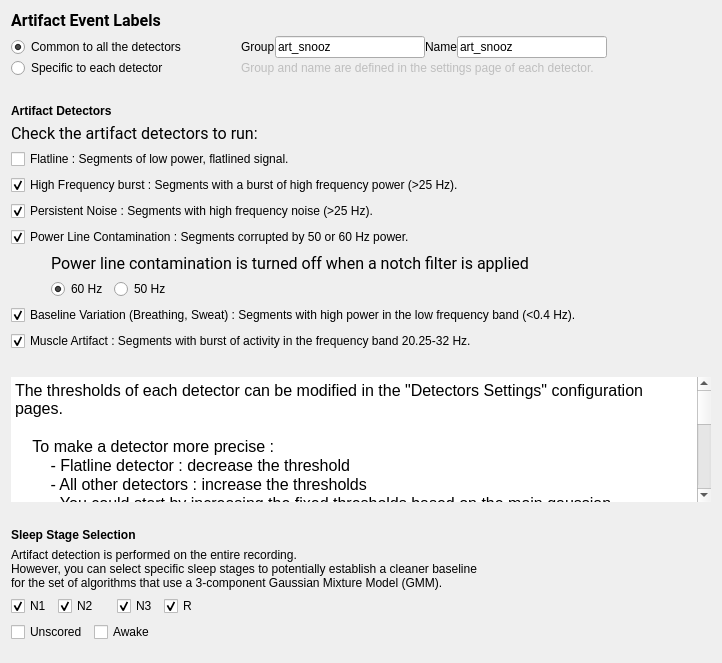
Qt form tools/CEAMSTools/DetectArtifacts/DetectorsStep/Ui_DetectorsStep.ui (SnoozToolbox/snooz-package-ceams) before a commit.
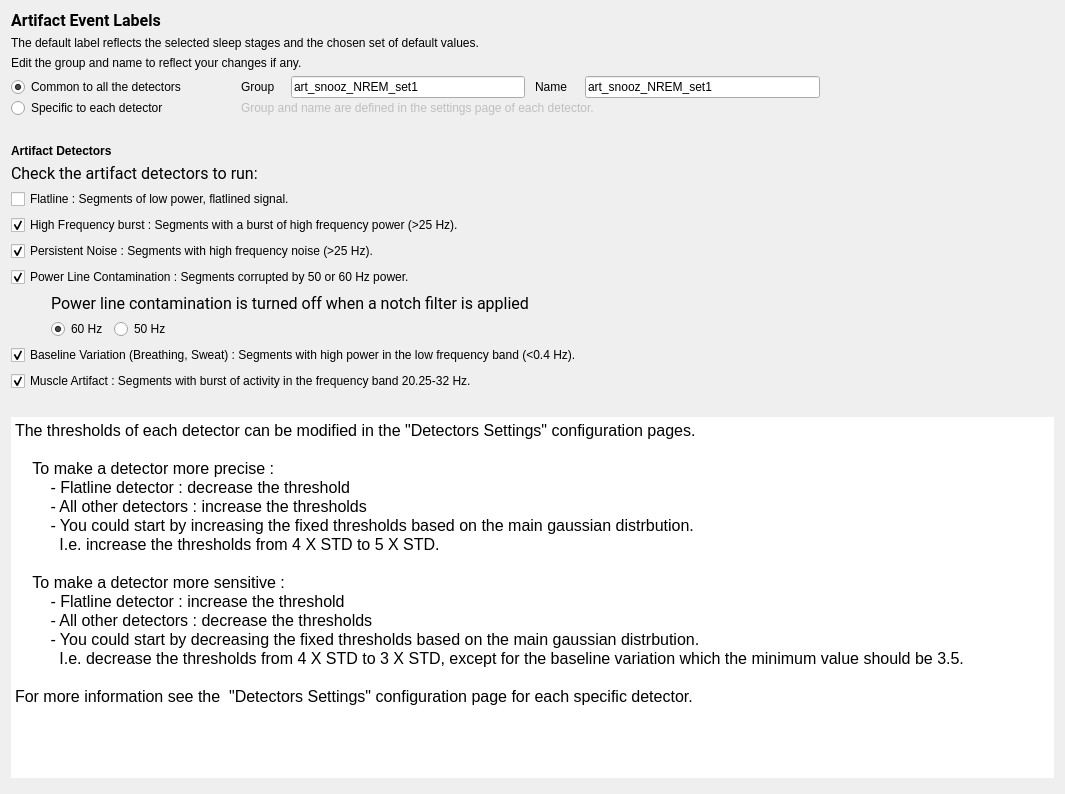
The same form after that commit.

Commit message: Artifact detection offers two sets of default threshold values and excludes previously marked bad channels or bad epochs.

```diff
--- a/tools/CEAMSTools/DetectArtifacts/DetectorsStep/Ui_DetectorsStep.ui
+++ b/tools/CEAMSTools/DetectArtifacts/DetectorsStep/Ui_DetectorsStep.ui
@@ -6,8 +6,8 @@
    <rect>
     <x>0</x>
     <y>0</y>
-    <width>722</width>
-    <height>663</height>
+    <width>1065</width>
+    <height>794</height>
    </rect>
   </property>
   <property name="windowTitle">
@@ -23,7 +23,6 @@
       <font>
        <family>Roboto</family>
        <pointsize>12</pointsize>
-       <weight>50</weight>
        <italic>false</italic>
        <bold>false</bold>
       </font>
@@ -33,6 +32,20 @@
      </property>
     </widget>
    </item>
+   <item>
+    <widget class="QLabel" name="label_7">
+     <property name="text">
+      <string>The default label reflects the selected sleep stages and the chosen set of default values.</string>
+     </property>
+    </widget>
+   </item>
+   <item>
+    <widget class="QLabel" name="label_8">
+     <property name="text">
+      <string>Edit the group and name to reflect your changes if any.</string>
+     </property>
+    </widget>
+   </item>
    <item>
     <layout class="QVBoxLayout" name="verticalLayout_3">
      <property name="spacing">
@@ -67,6 +80,12 @@
        </item>
        <item>
         <widget class="QLabel" name="label_4">
+         <property name="minimumSize">
+          <size>
+           <width>50</width>
+           <height>0</height>
+          </size>
+         </property>
          <property name="text">
           <string>Group</string>
          </property>
@@ -82,7 +101,7 @@
          </property>
          <property name="maximumSize">
           <size>
-           <width>150</width>
+           <width>250</width>
            <height>16777215</height>
           </size>
          </property>
@@ -90,15 +109,37 @@
           <string>Write the common artifact event name to use for all the detectors.</string>
          </property>
          <property name="text">
-          <string>art_snooz</string>
+          <string>art_snooz_NREM_set1</string>
          </property>
          <property name="alignment">
           <set>Qt::AlignLeading|Qt::AlignLeft|Qt::AlignVCenter</set>
          </property>
         </widget>
        </item>
+       <item>
+        <spacer name="horizontalSpacer">
+         <property name="orientation">
+          <enum>Qt::Orientation::Horizontal</enum>
+         </property>
+         <property name="sizeType">
+          <enum>QSizePolicy::Policy::Fixed</enum>
+         </property>
+         <property name="sizeHint" stdset="0">
+          <size>
+           <width>10</width>
+           <height>20</height>
+          </size>
+         </property>
+        </spacer>
+       </item>
        <item>
         <widget class="QLabel" name="label_5">
+         <property name="minimumSize">
+          <size>
+           <width>50</width>
+           <height>0</height>
+          </size>
+         </property>
          <property name="text">
           <string>Name</string>
          </property>
@@ -114,12 +155,12 @@
          </property>
          <property name="maximumSize">
           <size>
-           <width>150</width>
+           <width>250</width>
            <height>16777215</height>
           </size>
          </property>
          <property name="text">
-          <string>art_snooz</string>
+          <string>art_snooz_NREM_set1</string>
          </property>
         </widget>
        </item>
@@ -201,7 +242,7 @@
       <enum>Qt::Vertical</enum>
      </property>
      <property name="sizeType">
-      <enum>QSizePolicy::Fixed</enum>
+      <enum>QSizePolicy::Policy::Minimum</enum>
      </property>
      <property name="sizeHint" stdset="0">
       <size>
@@ -226,7 +267,6 @@
         <font>
          <family>Roboto</family>
          <pointsize>12</pointsize>
-         <weight>50</weight>
          <italic>false</italic>
          <bold>false</bold>
         </font>
@@ -302,7 +342,6 @@
             <font>
              <family>Roboto</family>
              <pointsize>12</pointsize>
-             <weight>50</weight>
              <italic>false</italic>
              <bold>false</bold>
             </font>
@@ -412,7 +451,7 @@
       <enum>Qt::Vertical</enum>
      </property>
      <property name="sizeType">
-      <enum>QSizePolicy::Fixed</enum>
+      <enum>QSizePolicy::Policy::Minimum</enum>
      </property>
      <property name="sizeHint" stdset="0">
       <size>
@@ -427,7 +466,7 @@
      <property name="sizePolicy">
       <sizepolicy hsizetype="Expanding" vsizetype="Expanding">
        <horstretch>0</horstretch>
-       <verstretch>10</verstretch>
+       <verstretch>0</verstretch>
       </sizepolicy>
      </property>
      <property name="minimumSize">
@@ -439,7 +478,7 @@
      <property name="maximumSize">
       <size>
        <width>16777215</width>
-       <height>268</height>
+       <height>16777215</height>
       </size>
      </property>
      <property name="frameShape">
@@ -456,8 +495,11 @@
      </property>
      <property name="html">
       <string>&lt;!DOCTYPE HTML PUBLIC &quot;-//W3C//DTD HTML 4.0//EN&quot; &quot;http://www.w3.org/TR/REC-html40/strict.dtd&quot;&gt;
-&lt;html&gt;&lt;head&gt;&lt;meta name=&quot;qrichtext&quot; content=&quot;1&quot; /&gt;&lt;style type=&quot;text/css&quot;&gt;
+&lt;html&gt;&lt;head&gt;&lt;meta name=&quot;qrichtext&quot; content=&quot;1&quot; /&gt;&lt;meta charset=&quot;utf-8&quot; /&gt;&lt;style type=&quot;text/css&quot;&gt;
 p, li { white-space: pre-wrap; }
+hr { height: 1px; border-width: 0; }
+li.unchecked::marker { content: &quot;\2610&quot;; }
+li.checked::marker { content: &quot;\2612&quot;; }
 &lt;/style&gt;&lt;/head&gt;&lt;body style=&quot; font-family:'Roboto'; font-size:12pt; font-weight:400; font-style:normal;&quot;&gt;
 &lt;p style=&quot; margin-top:0px; margin-bottom:0px; margin-left:0px; margin-right:0px; -qt-block-indent:0; text-indent:0px;&quot;&gt;The thresholds of each detector can be modified in the &amp;quot;Detectors Settings&amp;quot; configuration pages.&lt;/p&gt;
 &lt;p style=&quot;-qt-paragraph-type:empty; margin-top:0px; margin-bottom:0px; margin-left:0px; margin-right:0px; -qt-block-indent:0; text-indent:0px;&quot;&gt;&lt;br /&gt;&lt;/p&gt;
@@ -483,123 +525,12 @@
       <enum>Qt::Vertical</enum>
      </property>
      <property name="sizeType">
-      <enum>QSizePolicy::Fixed</enum>
+      <enum>QSizePolicy::Policy::Preferred</enum>
      </property>
      <property name="sizeHint" stdset="0">
       <size>
        <width>20</width>
-       <height>20</height>
-      </size>
-     </property>
-    </spacer>
-   </item>
-   <item>
-    <layout class="QVBoxLayout" name="verticalLayout_4">
-     <item>
-      <widget class="QLabel" name="label_7">
-       <property name="text">
-        <string>&lt;html&gt;&lt;head/&gt;&lt;body&gt;&lt;p&gt;&lt;span style=&quot; font-weight:600;&quot;&gt;Sleep Stage Selection&lt;/span&gt;&lt;/p&gt;&lt;/body&gt;&lt;/html&gt;</string>
-       </property>
-      </widget>
-     </item>
-     <item>
-      <widget class="QLabel" name="label_8">
-       <property name="text">
-        <string>Artifact detection is performed on the entire recording.
-However, you can select specific sleep stages to potentially establish a cleaner baseline
-for the set of algorithms that use a 3-component Gaussian Mixture Model (GMM).</string>
-       </property>
-      </widget>
-     </item>
-    </layout>
-   </item>
-   <item>
-    <layout class="QHBoxLayout" name="horizontalLayout_4">
-     <item>
-      <layout class="QGridLayout" name="gridLayout">
-       <item row="0" column="0">
-        <widget class="QCheckBox" name="checkBox_1">
-         <property name="text">
-          <string>N1</string>
-         </property>
-         <property name="checked">
-          <bool>true</bool>
-         </property>
-        </widget>
-       </item>
-       <item row="0" column="1" colspan="2">
-        <widget class="QCheckBox" name="checkBox_2">
-         <property name="text">
-          <string>N2</string>
-         </property>
-         <property name="checked">
-          <bool>true</bool>
-         </property>
-        </widget>
-       </item>
-       <item row="0" column="3">
-        <widget class="QCheckBox" name="checkBox_3">
-         <property name="text">
-          <string>N3</string>
-         </property>
-         <property name="checked">
-          <bool>true</bool>
-         </property>
-        </widget>
-       </item>
-       <item row="0" column="4">
-        <widget class="QCheckBox" name="checkBox_5">
-         <property name="text">
-          <string>R</string>
-         </property>
-         <property name="checked">
-          <bool>true</bool>
-         </property>
-        </widget>
-       </item>
-       <item row="1" column="0" colspan="2">
-        <widget class="QCheckBox" name="checkBox_9">
-         <property name="text">
-          <string>Unscored</string>
-         </property>
-        </widget>
-       </item>
-       <item row="1" column="2" colspan="2">
-        <widget class="QCheckBox" name="checkBox_0">
-         <property name="text">
-          <string>Awake</string>
-         </property>
-        </widget>
-       </item>
-      </layout>
-     </item>
-     <item>
-      <spacer name="horizontalSpacer">
-       <property name="orientation">
-        <enum>Qt::Horizontal</enum>
-       </property>
-       <property name="sizeHint" stdset="0">
-        <size>
-         <width>40</width>
-         <height>20</height>
-        </size>
-       </property>
-      </spacer>
-     </item>
-    </layout>
-   </item>
-   <item>
-    <spacer name="verticalSpacer_4">
-     <property name="orientation">
-      <enum>Qt::Vertical</enum>
-     </property>
-     <property name="sizeType">
-      <enum>QSizePolicy::Expanding</enum>
-     </property>
-     <property name="sizeHint" stdset="0">
-      <size>
-       <width>20</width>
-       <height>10</height>
+       <height>5</height>
       </size>
      </property>
     </spacer>
```
Left out of the diff: 108 changed lines with no effect on the pictures. The commit also changes 33 other files.
